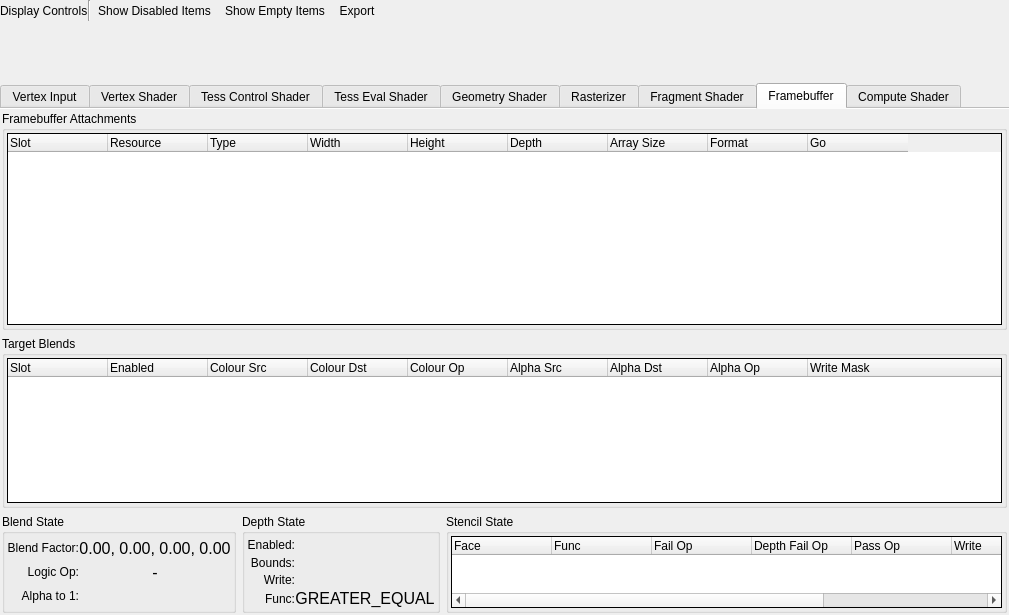
This is qrenderdoc/Windows/PipelineState/VulkanPipelineStateViewer.ui in baldurk/renderdoc as Qt 5 draws it before an edit. The edited form follows.
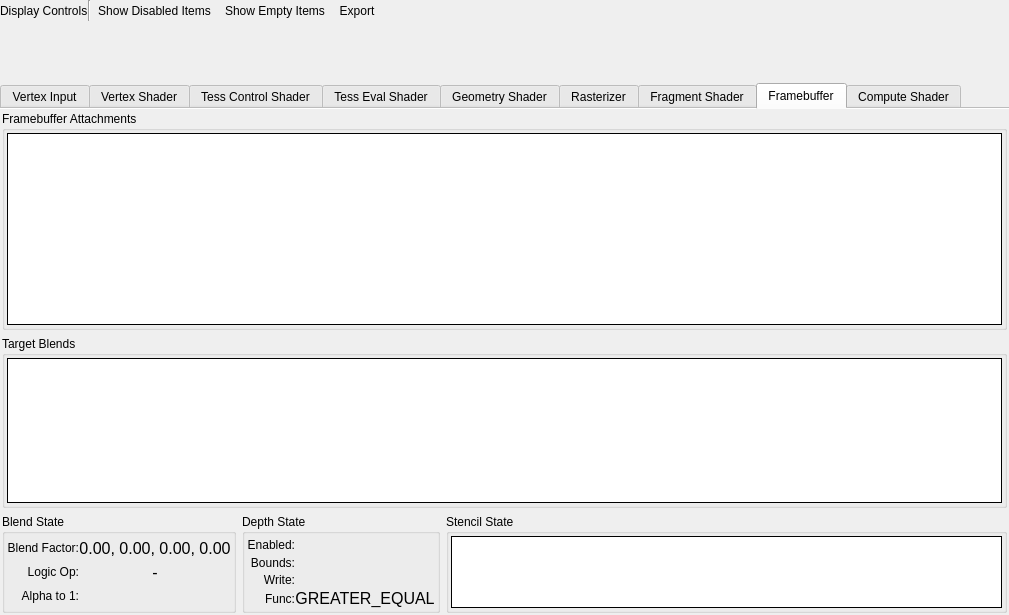
This is the edited form. The open tabs and pages were chosen to show the change. Icons and pictures are not drawn. Custom widgets are drawn as their Qt base class.

Commit message:
Use new RDTreeWidget everywhere in favour of QTreeWidget
* Since we're promoting everything, we reset the behaviour of
  RDTreeWidget so that it's not doing anything different by default.
* RDTreeWidget's interface is a bit different, exposing some useful
  things like a single selected item and so on.
* We also can't set columns in the Qt Creator UI anymore, so we set them
  from code.

```diff
--- a/qrenderdoc/Windows/PipelineState/VulkanPipelineStateViewer.ui
+++ b/qrenderdoc/Windows/PipelineState/VulkanPipelineStateViewer.ui
@@ -2897,51 +2897,6 @@
             <attribute name="headerStretchLastSection">
              <bool>false</bool>
             </attribute>
-            <column>
-             <property name="text">
-              <string>Slot</string>
-             </property>
-            </column>
-            <column>
-             <property name="text">
-              <string>Resource</string>
-             </property>
-            </column>
-            <column>
-             <property name="text">
-              <string>Type</string>
-             </property>
-            </column>
-            <column>
-             <property name="text">
-              <string>Width</string>
-             </property>
-            </column>
-            <column>
-             <property name="text">
-              <string>Height</string>
-             </property>
-            </column>
-            <column>
-             <property name="text">
-              <string>Depth</string>
-             </property>
-            </column>
-            <column>
-             <property name="text">
-              <string>Array Size</string>
-             </property>
-            </column>
-            <column>
-             <property name="text">
-              <string>Format</string>
-             </property>
-            </column>
-            <column>
-             <property name="text">
-              <string>Go</string>
-             </property>
-            </column>
            </widget>
           </item>
          </layout>
@@ -2972,7 +2927,7 @@
            <number>2</number>
           </property>
           <item>
-           <widget class="QTreeWidget" name="blends">
+           <widget class="RDTreeWidget" name="blends">
             <property name="frameShape">
              <enum>QFrame::Box</enum>
             </property>
@@ -3006,51 +2961,6 @@
             <property name="expandsOnDoubleClick">
              <bool>false</bool>
             </property>
-            <column>
-             <property name="text">
-              <string>Slot</string>
-             </property>
-            </column>
-            <column>
-             <property name="text">
-              <string>Enabled</string>
-             </property>
-            </column>
-            <column>
-             <property name="text">
-              <string>Colour Src</string>
-             </property>
-            </column>
-            <column>
-             <property name="text">
-              <string>Colour Dst</string>
-             </property>
-            </column>
-            <column>
-             <property name="text">
-              <string>Colour Op</string>
-             </property>
-            </column>
-            <column>
-             <property name="text">
-              <string>Alpha Src</string>
-             </property>
-            </column>
-            <column>
-             <property name="text">
-              <string>Alpha Dst</string>
-             </property>
-            </column>
-            <column>
-             <property name="text">
-              <string>Alpha Op</string>
-             </property>
-            </column>
-            <column>
-             <property name="text">
-              <string>Write Mask</string>
-             </property>
-            </column>
            </widget>
           </item>
          </layout>
@@ -3335,7 +3245,7 @@
            <number>2</number>
           </property>
           <item>
-           <widget class="QTreeWidget" name="stencils">
+           <widget class="RDTreeWidget" name="stencils">
             <property name="sizePolicy">
              <sizepolicy hsizetype="Expanding" vsizetype="Preferred">
               <horstretch>0</horstretch>
@@ -3387,46 +3297,6 @@
             <attribute name="headerStretchLastSection">
              <bool>false</bool>
             </attribute>
-            <column>
-             <property name="text">
-              <string>Face</string>
-             </property>
-            </column>
-            <column>
-             <property name="text">
-              <string>Func</string>
-             </property>
-            </column>
-            <column>
-             <property name="text">
-              <string>Fail Op</string>
-             </property>
-            </column>
-            <column>
-             <property name="text">
-              <string>Depth Fail Op</string>
-             </property>
-            </column>
-            <column>
-             <property name="text">
-              <string>Pass Op</string>
-             </property>
-            </column>
-            <column>
-             <property name="text">
-              <string>Write</string>
-             </property>
-            </column>
-            <column>
-             <property name="text">
-              <string>Comp</string>
-             </property>
-            </column>
-            <column>
-             <property name="text">
-              <string>Ref</string>
-             </property>
-            </column>
            </widget>
           </item>
          </layout>
@@ -3769,7 +3639,7 @@
  <customwidgets>
   <customwidget>
    <class>RDTreeWidget</class>
-   <extends>QTreeWidget</extends>
+   <extends>QTreeView</extends>
    <header>Widgets/Extended/RDTreeWidget.h</header>
   </customwidget>
   <customwidget>
```
Left out of the diff: 586 changed lines with no effect on the pictures. The commit also changes 31 other files.
